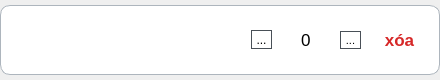
Qt form UI/forms/employee/item_card.ui (yuukun123/bakery-management-system) before a commit.
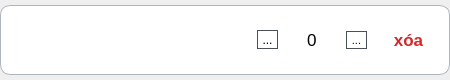
The same form after that commit. Icons and pictures are not drawn.

Patch:
```diff
--- a/UI/forms/employee/item_card.ui
+++ b/UI/forms/employee/item_card.ui
@@ -6,7 +6,7 @@
    <rect>
     <x>0</x>
     <y>0</y>
-    <width>440</width>
+    <width>450</width>
     <height>80</height>
    </rect>
   </property>
@@ -30,7 +30,7 @@
     <widget class="QFrame" name="frame_19">
      <property name="maximumSize">
       <size>
-       <width>440</width>
+       <width>450</width>
        <height>70</height>
       </size>
      </property>
```
